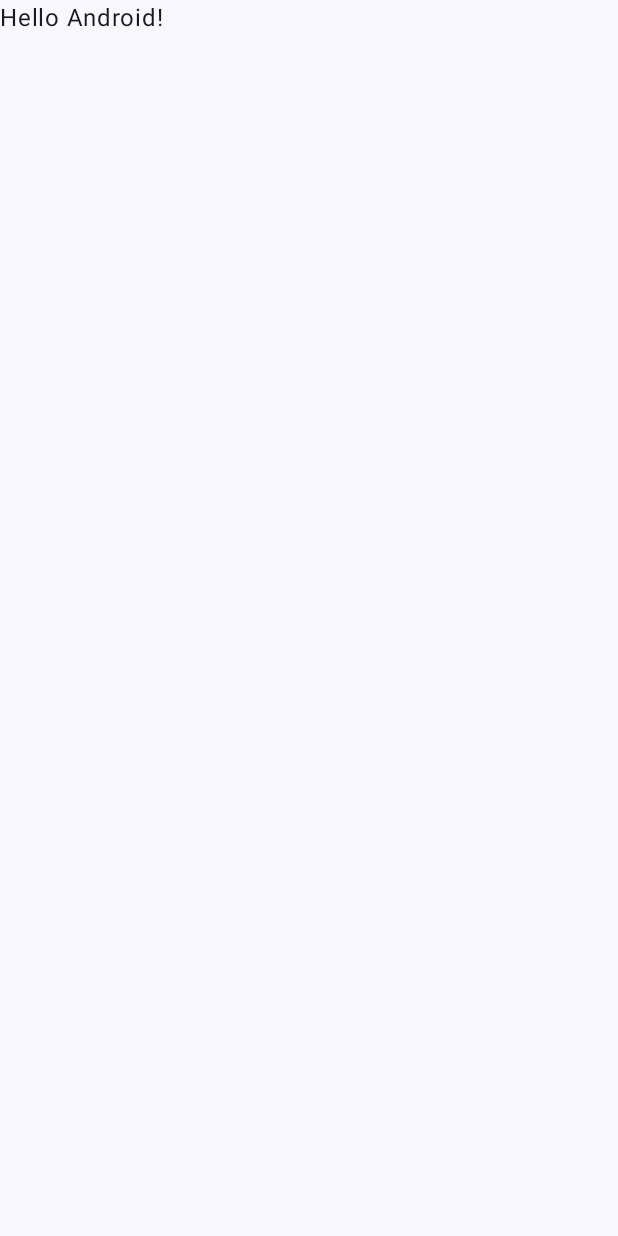
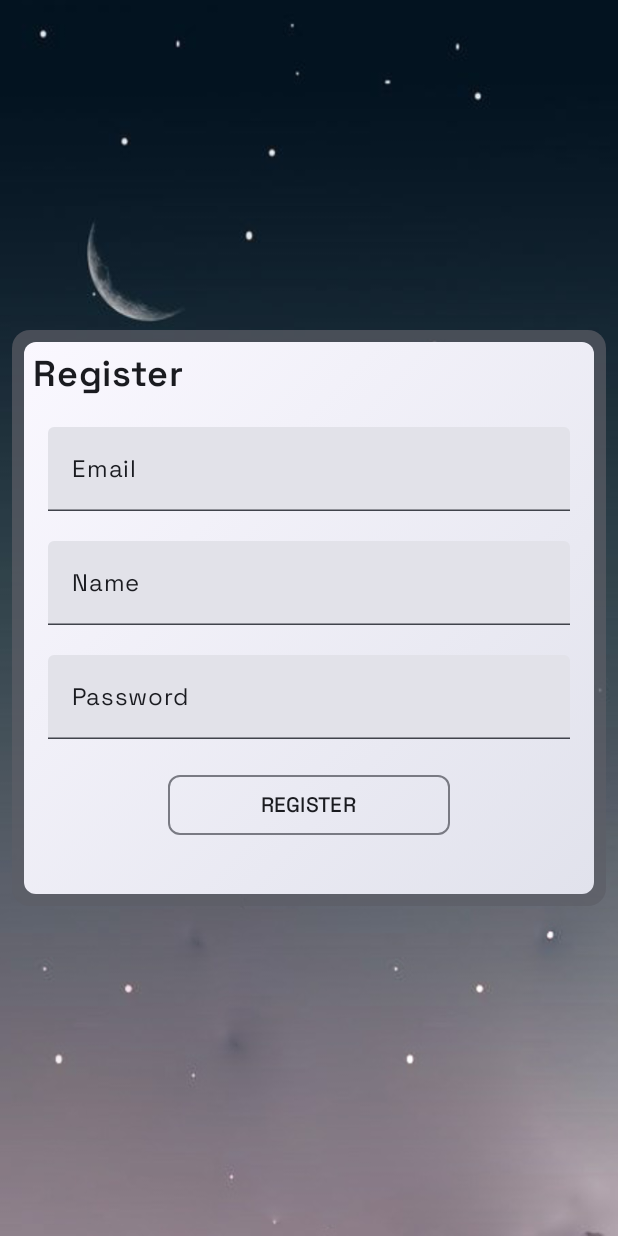
Before and after one commit to Kaelesty/project-audionautica, an Android app built with Jetpack Compose: the screen it shows after launch (MainActivity before the commit, AccessActivity after it), on a phone screen of 412 x 824 dp. Before the commit the screen is almost empty. Run offline under Robolectric (Android 15) with nearby library versions, the phone set to English and light mode, and no system bars.

Commit message:
Access Screen, Register Layout

```diff
--- a/android/app/build.gradle.kts
+++ b/android/app/build.gradle.kts
@@ -5,7 +5,7 @@ plugins {
 
 android {
 	namespace = "com.kaelesty.audionautica"
-	compileSdk = 33
+	compileSdk = 34
 
 	defaultConfig {
 		applicationId = "com.kaelesty.audionautica"
@@ -59,11 +59,15 @@ dependencies {
 	implementation("androidx.compose.ui:ui-graphics")
 	implementation("androidx.compose.ui:ui-tooling-preview")
 	implementation("androidx.compose.material3:material3")
+	implementation(platform("androidx.compose:compose-bom:2023.03.00"))
+	implementation(platform("androidx.compose:compose-bom:2023.03.00"))
 	testImplementation("junit:junit:4.13.2")
 	androidTestImplementation("androidx.test.ext:junit:1.1.5")
 	androidTestImplementation("androidx.test.espresso:espresso-core:3.5.1")
 	androidTestImplementation(platform("androidx.compose:compose-bom:2023.03.00"))
 	androidTestImplementation("androidx.compose.ui:ui-test-junit4")
+	androidTestImplementation(platform("androidx.compose:compose-bom:2023.03.00"))
+	androidTestImplementation(platform("androidx.compose:compose-bom:2023.03.00"))
 	debugImplementation("androidx.compose.ui:ui-tooling")
 	debugImplementation("androidx.compose.ui:ui-test-manifest")
 }
--- a/android/app/src/main/AndroidManifest.xml
+++ b/android/app/src/main/AndroidManifest.xml
@@ -13,7 +13,7 @@
         android:theme="@style/Theme.Audionautica"
         tools:targetApi="31">
         <activity
-            android:name=".MainActivity"
+            android:name=".presentation.access.activities.AccessActivity"
             android:exported="true"
             android:label="@string/app_name"
             android:theme="@style/Theme.Audionautica">
--- /dev/null
+++ b/android/app/src/main/java/com/kaelesty/audionautica/presentation/access/activities/AccessActivity.kt
@@ -0,0 +1,19 @@
+package com.kaelesty.audionautica.presentation.access.activities
+
+import android.os.Bundle
+import androidx.activity.ComponentActivity
+import androidx.activity.compose.setContent
+import androidx.compose.material3.Text
+import com.kaelesty.audionautica.presentation.access.composables.access.AccessScreen
+import com.kaelesty.audionautica.presentation.access.ui.theme.AudionauticaTheme
+
+class AccessActivity : ComponentActivity() {
+	override fun onCreate(savedInstanceState: Bundle?) {
+		super.onCreate(savedInstanceState)
+		setContent {
+			AudionauticaTheme {
+				AccessScreen()
+			}
+		}
+	}
+}
--- a/android/app/src/main/java/com/kaelesty/audionautica/MainActivity.kt
+++ b/android/app/src/main/java/com/kaelesty/audionautica/presentation/access/activities/MusicActivity.kt
@@ -1,4 +1,4 @@
-package com.kaelesty.audionautica
+package com.kaelesty.audionautica.presentation.access.activities
 
 import android.os.Bundle
 import androidx.activity.ComponentActivity
@@ -10,9 +10,9 @@ import androidx.compose.material3.Text
 import androidx.compose.runtime.Composable
 import androidx.compose.ui.Modifier
 import androidx.compose.ui.tooling.preview.Preview
-import com.kaelesty.audionautica.ui.theme.AudionauticaTheme
+import com.kaelesty.audionautica.presentation.access.ui.theme.AudionauticaTheme
 
-class MainActivity : ComponentActivity() {
+class MusicActivity : ComponentActivity() {
 	override fun onCreate(savedInstanceState: Bundle?) {
 		super.onCreate(savedInstanceState)
 		setContent {
--- /dev/null
+++ b/android/app/src/main/java/com/kaelesty/audionautica/presentation/access/composables/access/AccessScreen.kt
@@ -0,0 +1,158 @@
+package com.kaelesty.audionautica.presentation.access.composables.access
+
+import androidx.compose.foundation.BorderStroke
+import androidx.compose.foundation.Image
+import androidx.compose.foundation.background
+import androidx.compose.foundation.border
+import androidx.compose.foundation.layout.Box
+import androidx.compose.foundation.layout.Column
+import androidx.compose.foundation.layout.Spacer
+import androidx.compose.foundation.layout.fillMaxSize
+import androidx.compose.foundation.layout.fillMaxWidth
+import androidx.compose.foundation.layout.height
+import androidx.compose.foundation.layout.padding
+import androidx.compose.foundation.shape.RoundedCornerShape
+import androidx.compose.material3.Button
+import androidx.compose.material3.Card
+import androidx.compose.material3.CardColors
+import androidx.compose.material3.CardDefaults
+import androidx.compose.material3.ExperimentalMaterial3Api
+import androidx.compose.material3.MaterialTheme
+import androidx.compose.material3.OutlinedButton
+import androidx.compose.material3.Text
+import androidx.compose.material3.TextField
+import androidx.compose.runtime.Composable
+import androidx.compose.runtime.MutableState
+import androidx.compose.runtime.getValue
+import androidx.compose.runtime.mutableStateOf
+import androidx.compose.runtime.saveable.rememberSaveable
+import androidx.compose.ui.Alignment
+import androidx.compose.ui.Modifier
+import androidx.compose.ui.graphics.Brush
+import androidx.compose.ui.graphics.Color
+import androidx.compose.ui.layout.ContentScale
+import androidx.compose.ui.res.painterResource
+import androidx.compose.ui.text.font.FontFamily
+import androidx.compose.ui.text.font.FontStyle
+import androidx.compose.ui.text.font.FontWeight
+import androidx.compose.ui.text.input.PasswordVisualTransformation
+import androidx.compose.ui.text.input.VisualTransformation
+import androidx.compose.ui.tooling.preview.Preview
+import androidx.compose.ui.unit.dp
+import androidx.compose.ui.unit.sp
+import com.kaelesty.audionautica.R
+import com.kaelesty.audionautica.presentation.access.ui.fonts.SpaceGrotesk
+import com.kaelesty.audionautica.presentation.access.ui.theme.AudionauticaTheme
+import com.kaelesty.audionautica.presentation.access.ui.theme.CardBorderDark
+
+@Composable
+fun AccessScreen() {
+	Box(
+		modifier = Modifier
+			.fillMaxSize(),
+		contentAlignment = Alignment.Center
+	) {
+		Image(
+			painter = painterResource(id = R.drawable.space_background),
+			contentDescription = "Background",
+			contentScale = ContentScale.FillBounds,
+			modifier = Modifier
+				.fillMaxSize()
+		)
+
+		GradientCard(
+			modifier = Modifier.height(400.dp)
+		) {
+			Register()
+		}
+	}
+}
+
+@Preview
+@Composable
+fun PreviewLight() {
+	AudionauticaTheme(darkTheme = false) {
+		AccessScreen()
+	}
+}
+
+@Preview
+@Composable
+fun PreviewDark() {
+	AudionauticaTheme(darkTheme = true) {
+		AccessScreen()
+	}
+}
+
+@OptIn(ExperimentalMaterial3Api::class)
+@Composable
+fun Register() {
+
+	val email = rememberSaveable {
+		mutableStateOf("")
+	}
+	val name = rememberSaveable {
+		mutableStateOf("")
+	}
+	val password = rememberSaveable {
+		mutableStateOf("")
+	}
+
+	Column(
+		modifier = Modifier
+			.padding(6.dp)
+	) {
+		Text(
+			text = "Register",
+			fontSize = 24.sp,
+			fontStyle = FontStyle.Normal,
+			fontFamily = SpaceGrotesk,
+			fontWeight = FontWeight.SemiBold,
+			color = MaterialTheme.colorScheme.onSurface
+		)
+		Spacer(Modifier.height(20.dp))
+		TextInput(email, "Email")
+		Spacer(Modifier.height(20.dp))
+		TextInput(name, hint = "Name")
+		Spacer(Modifier.height(20.dp))
+		TextInput(password, hint = "Password", true)
+		Spacer(Modifier.height(20.dp))
+
+		OutlinedButton(
+			onClick = { /*TODO*/ },
+			modifier = Modifier
+				.fillMaxWidth()
+				.padding(horizontal = 90.dp),
+			shape = RoundedCornerShape(8.dp)
+		) {
+			Text(
+				"REGISTER",
+				color = MaterialTheme.colorScheme.onSurface,
+				fontFamily = SpaceGrotesk
+			)
+		}
+	}
+}
+
+@OptIn(ExperimentalMaterial3Api::class)
+@Composable
+fun TextInput(value: MutableState<String>, hint: String, isPassword: Boolean = false) {
+	TextField(
+		value = value.value,
+		onValueChange = {
+			value.value = it
+		},
+		modifier = Modifier
+			.fillMaxWidth()
+			.padding(horizontal = 10.dp),
+		label = {
+			Text(
+				hint,
+				color = MaterialTheme.colorScheme.onSurface,
+				fontFamily = SpaceGrotesk
+			)
+		},
+		singleLine = true,
+		visualTransformation = if (isPassword) PasswordVisualTransformation() else VisualTransformation.None
+	)
+}
--- /dev/null
+++ b/android/app/src/main/java/com/kaelesty/audionautica/presentation/access/composables/access/GradientCard.kt
@@ -0,0 +1,50 @@
+package com.kaelesty.audionautica.presentation.access.composables.access
+
+import androidx.compose.foundation.background
+import androidx.compose.foundation.layout.Box
+import androidx.compose.foundation.layout.fillMaxSize
+import androidx.compose.foundation.layout.fillMaxWidth
+import androidx.compose.foundation.layout.height
+import androidx.compose.foundation.layout.padding
+import androidx.compose.foundation.shape.RoundedCornerShape
+import androidx.compose.material3.Card
+import androidx.compose.material3.CardDefaults
+import androidx.compose.material3.MaterialTheme
+import androidx.compose.runtime.Composable
+import androidx.compose.ui.Modifier
+import androidx.compose.ui.graphics.Brush
+import androidx.compose.ui.tooling.preview.Preview
+import androidx.compose.ui.unit.dp
+
+@Composable
+fun GradientCard(
+	modifier: Modifier = Modifier,
+	content: @Composable () -> Unit = {}
+) {
+	Card(
+		modifier = modifier
+			.fillMaxWidth()
+			.padding(8.dp)
+		,
+		colors = CardDefaults.cardColors(
+			MaterialTheme.colorScheme.outline.copy(alpha = 0.7f)
+		)
+	) {
+		Box(
+			modifier = Modifier
+				.padding(8.dp)
+				.background(
+					brush = Brush.linearGradient(
+						listOf(
+							MaterialTheme.colorScheme.surface,
+							MaterialTheme.colorScheme.surfaceVariant
+						)
+					),
+					shape = RoundedCornerShape(8.dp)
+				)
+				.fillMaxSize()
+		) {
+			content()
+		}
+	}
+}
--- /dev/null
+++ b/android/app/src/main/java/com/kaelesty/audionautica/presentation/access/ui/fonts/SpaceGrotesk.kt
@@ -0,0 +1,18 @@
+package com.kaelesty.audionautica.presentation.access.ui.fonts
+
+import android.os.Build
+import androidx.annotation.RequiresApi
+import androidx.compose.ui.text.font.Font
+import androidx.compose.ui.text.font.FontFamily
+import androidx.compose.ui.text.font.FontStyle
+import androidx.compose.ui.text.font.FontWeight
+import com.kaelesty.audionautica.R
+
+@RequiresApi(Build.VERSION_CODES.Q)
+val SpaceGrotesk = FontFamily(
+	Font(R.font.spacegrotesk_bold, FontWeight.Bold, FontStyle.Normal),
+	Font(R.font.spacegrotesk_semibold, FontWeight.SemiBold, FontStyle.Normal),
+	Font(R.font.spacegrotesk_medium, FontWeight.Medium, FontStyle.Normal),
+	Font(R.font.spacegrotesk_regular, FontWeight.Normal, FontStyle.Normal),
+	Font(R.font.spacegrotesk_light, FontWeight.Light, FontStyle.Normal),
+)
--- /dev/null
+++ b/android/app/src/main/java/com/kaelesty/audionautica/presentation/access/ui/theme/Color.kt
@@ -0,0 +1,28 @@
+package com.kaelesty.audionautica.presentation.access.ui.theme
+
+import androidx.compose.ui.graphics.Color
+
+val Purple80 = Color(0xFFD0BCFF)
+val PurpleGrey80 = Color(0xFFCCC2DC)
+val Pink80 = Color(0xFFEFB8C8)
+
+val Purple40 = Color(0xFF6650a4)
+val PurpleGrey40 = Color(0xFF625b71)
+val Pink40 = Color(0xFF7D5260)
+
+val BackgroundGradientLightStart = Color(0xFF9A9CAE)
+
+val BackgroundGradientLightEnd = Color(0xEA9A9CAF)
+
+val BackgroundGradientDarkStart = Color(0xFF374452)
+
+val BackgroundGradientDarkEnd = Color(0xEA374459)
+
+val CardBorderLight = Color(0xAA546472)
+
+val CardBorderDark = Color(0xAA243442)
+
+val BackgroundImageTop = Color(3, 19, 32)
+
+val TextLight = Color(85, 90, 112)
+val TextDark = Color(125, 130, 152)
--- a/android/app/src/main/java/com/kaelesty/audionautica/ui/theme/Theme.kt
+++ b/android/app/src/main/java/com/kaelesty/audionautica/presentation/access/ui/theme/Theme.kt
@@ -1,4 +1,4 @@
-package com.kaelesty.audionautica.ui.theme
+package com.kaelesty.audionautica.presentation.access.ui.theme
 
 import android.app.Activity
 import android.os.Build
@@ -10,31 +10,36 @@ import androidx.compose.material3.dynamicLightColorScheme
 import androidx.compose.material3.lightColorScheme
 import androidx.compose.runtime.Composable
 import androidx.compose.runtime.SideEffect
+import androidx.compose.ui.graphics.Color
 import androidx.compose.ui.graphics.toArgb
 import androidx.compose.ui.platform.LocalContext
 import androidx.compose.ui.platform.LocalView
 import androidx.core.view.WindowCompat
 
 private val DarkColorScheme = darkColorScheme(
-	primary = Purple80,
-	secondary = PurpleGrey80,
-	tertiary = Pink80
+	primary = BackgroundImageTop,
+	onPrimary = Color.White,
+	secondary = Color.White,
+	tertiary = Pink80,
+	background = Color.Black,
+
+	surface = BackgroundGradientDarkStart,
+	surfaceVariant = BackgroundGradientDarkEnd,
+	outline = CardBorderDark,
+	onSurface = TextDark
 )
 
 private val LightColorScheme = lightColorScheme(
-	primary = Purple40,
+	primary = BackgroundImageTop,
+	onPrimary = Color.White,
 	secondary = PurpleGrey40,
-	tertiary = Pink40
+	tertiary = Pink40,
+	background = Color.White,
 
-	/* Other default colors to override
-    background = Color(0xFFFFFBFE),
-    surface = Color(0xFFFFFBFE),
-    onPrimary = Color.White,
-    onSecondary = Color.White,
-    onTertiary = Color.White,
-    onBackground = Color(0xFF1C1B1F),
-    onSurface = Color(0xFF1C1B1F),
-    */
+	surface = BackgroundGradientLightStart,
+	surfaceVariant = BackgroundGradientLightEnd,
+	outline = CardBorderLight,
+	onSurface = TextLight
 )
 
 @Composable
--- a/android/app/src/main/java/com/kaelesty/audionautica/ui/theme/Type.kt
+++ b/android/app/src/main/java/com/kaelesty/audionautica/presentation/access/ui/theme/Type.kt
@@ -1,4 +1,4 @@
-package com.kaelesty.audionautica.ui.theme
+package com.kaelesty.audionautica.presentation.access.ui.theme
 
 import androidx.compose.material3.Typography
 import androidx.compose.ui.text.TextStyle
--- a/android/app/src/main/java/com/kaelesty/audionautica/ui/theme/Color.kt
+++ /dev/null
@@ -1,11 +0,0 @@
-package com.kaelesty.audionautica.ui.theme
-
-import androidx.compose.ui.graphics.Color
-
-val Purple80 = Color(0xFFD0BCFF)
-val PurpleGrey80 = Color(0xFFCCC2DC)
-val Pink80 = Color(0xFFEFB8C8)
-
-val Purple40 = Color(0xFF6650a4)
-val PurpleGrey40 = Color(0xFF625b71)
-val Pink40 = Color(0xFF7D5260)
--- /dev/null
+++ b/android/app/src/main/res/font/space_grotesk.xml
@@ -0,0 +1,29 @@
+<?xml version="1.0" encoding="utf-8"?>
+<font-family xmlns:android="http://schemas.android.com/apk/res/android">
+
+    <font
+        android:fontStyle="normal"
+        android:fontWeight="800"
+        android:font="@font/spacegrotesk_bold"/>
+
+    <font
+        android:fontStyle="normal"
+        android:fontWeight="700"
+        android:font="@font/spacegrotesk_semibold"/>
+
+    <font
+        android:fontStyle="normal"
+        android:fontWeight="600"
+        android:font="@font/spacegrotesk_medium"/>
+
+    <font
+        android:fontStyle="normal"
+        android:fontWeight="500"
+        android:font="@font/spacegrotesk_regular"/>
+
+    <font
+        android:fontStyle="normal"
+        android:fontWeight="400"
+        android:font="@font/spacegrotesk_light"/>
+
+</font-family>
--- a/android/app/src/main/res/values/strings.xml
+++ b/android/app/src/main/res/values/strings.xml
@@ -1,3 +1,4 @@
 <resources>
     <string name="app_name">Audionautica</string>
+    <string name="title_activity_music">MusicActivity</string>
 </resources>
```
Also changed, not shown: android/app/src/main/res/drawable/space_background.jpg (added), android/app/src/main/res/font/spacegrotesk_bold.ttf (added), android/app/src/main/res/font/spacegrotesk_light.ttf (added), android/app/src/main/res/font/spacegrotesk_medium.ttf (added), android/app/src/main/res/font/spacegrotesk_regular.ttf (added), android/app/src/main/res/font/spacegrotesk_semibold.ttf (added).
